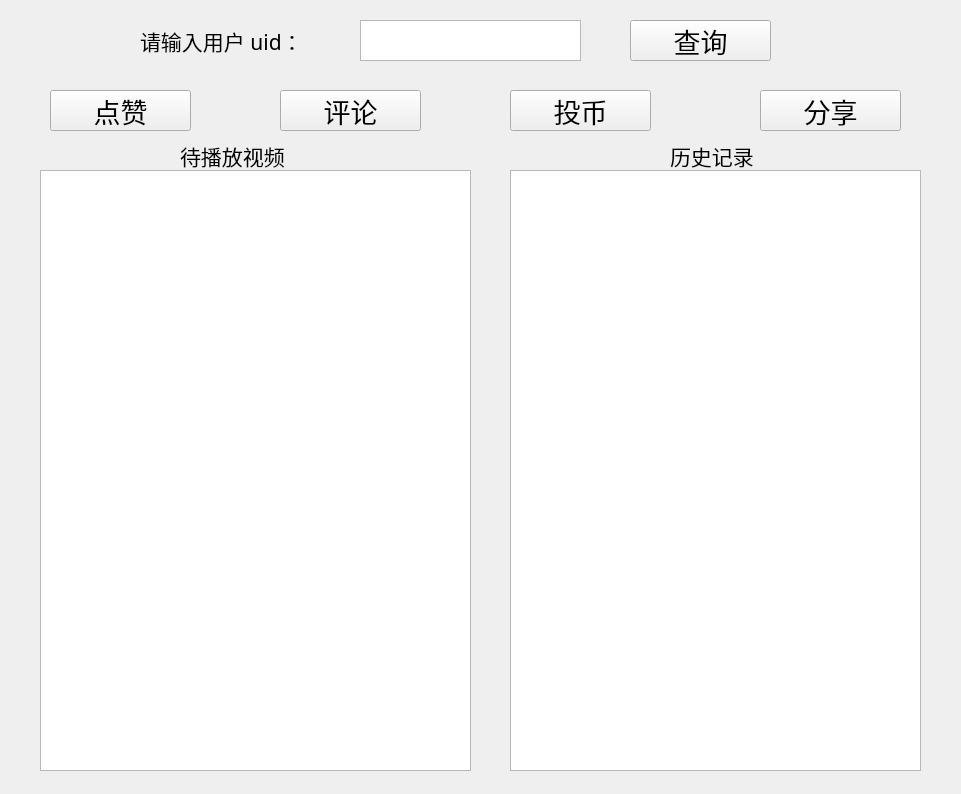
This is UI/UserLoginWnd_new.ui in ChromaticVizier/MainWnd.py as Qt 5 draws it before an edit. The edited form follows.
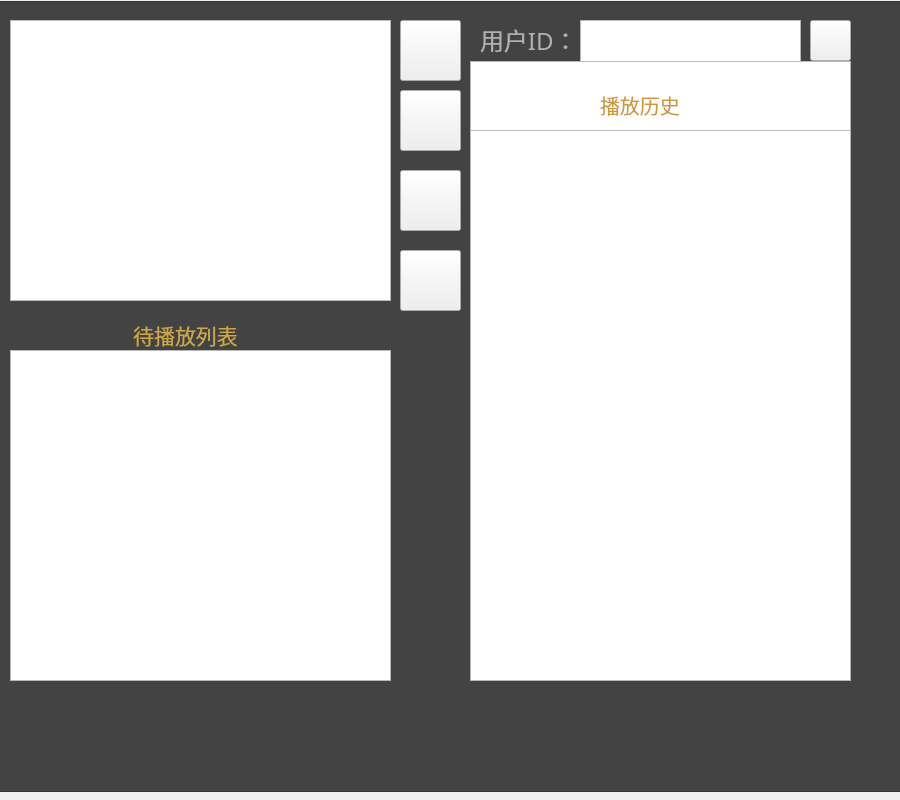
This is the edited form. Icons and pictures are not drawn.

What changed in the file:
```diff
--- a/UI/UserLoginWnd_new.ui
+++ b/UI/UserLoginWnd_new.ui
@@ -6,22 +6,34 @@
    <rect>
     <x>0</x>
     <y>0</y>
-    <width>961</width>
-    <height>794</height>
+    <width>900</width>
+    <height>800</height>
    </rect>
   </property>
+  <property name="minimumSize">
+   <size>
+    <width>900</width>
+    <height>800</height>
+   </size>
+  </property>
   <property name="windowTitle">
    <string>用户测试</string>
   </property>
   <widget class="QListWidget" name="listToPlay">
    <property name="geometry">
     <rect>
-     <x>40</x>
-     <y>170</y>
-     <width>431</width>
-     <height>601</height>
+     <x>10</x>
+     <y>350</y>
+     <width>381</width>
+     <height>331</height>
     </rect>
    </property>
+   <property name="minimumSize">
+    <size>
+     <width>1</width>
+     <height>0</height>
+    </size>
+   </property>
    <property name="font">
     <font>
      <family>宋体</family>
@@ -32,39 +44,48 @@
   <widget class="QLabel" name="label">
    <property name="geometry">
     <rect>
-     <x>140</x>
+     <x>480</x>
      <y>20</y>
-     <width>221</width>
+     <width>101</width>
      <height>41</height>
     </rect>
    </property>
    <property name="font">
     <font>
-     <family>隶书</family>
-     <pointsize>16</pointsize>
+     <family>黑体</family>
+     <pointsize>9</pointsize>
+     <weight>50</weight>
+     <italic>false</italic>
+     <bold>false</bold>
     </font>
    </property>
+   <property name="styleSheet">
+    <string notr="true">font: 9pt &quot;黑体&quot;;</string>
+   </property>
    <property name="text">
-    <string>请输入用户 uid：</string>
+    <string>&lt;html&gt;&lt;head/&gt;&lt;body&gt;&lt;p&gt;&lt;span style=&quot; font-size:18pt; color:#b0b0b0;&quot;&gt;用户ID：&lt;/span&gt;&lt;/p&gt;&lt;/body&gt;&lt;/html&gt;</string>
    </property>
   </widget>
   <widget class="QTextEdit" name="textEdit">
    <property name="geometry">
     <rect>
-     <x>360</x>
+     <x>580</x>
      <y>20</y>
      <width>221</width>
-     <height>41</height>
+     <height>61</height>
     </rect>
    </property>
+   <property name="styleSheet">
+    <string notr="true">font: 18pt &quot;Adobe Heiti Std&quot;;</string>
+   </property>
   </widget>
   <widget class="QListView" name="listHistory">
    <property name="geometry">
     <rect>
-     <x>510</x>
-     <y>170</y>
-     <width>411</width>
-     <height>601</height>
+     <x>470</x>
+     <y>130</y>
+     <width>381</width>
+     <height>551</height>
     </rect>
    </property>
    <property name="font">
@@ -77,27 +98,33 @@
   <widget class="QLabel" name="label_2">
    <property name="geometry">
     <rect>
-     <x>670</x>
-     <y>130</y>
+     <x>600</x>
+     <y>80</y>
      <width>121</width>
      <height>51</height>
     </rect>
    </property>
    <property name="font">
     <font>
-     <family>隶书</family>
-     <pointsize>16</pointsize>
+     <family>黑体</family>
+     <pointsize>15</pointsize>
+     <weight>50</weight>
+     <italic>false</italic>
+     <bold>false</bold>
     </font>
    </property>
+   <property name="styleSheet">
+    <string notr="true">font: 15pt &quot;黑体&quot;;</string>
+   </property>
    <property name="text">
-    <string>历史记录</string>
+    <string>&lt;html&gt;&lt;head/&gt;&lt;body&gt;&lt;p&gt;&lt;span style=&quot; color:#ce9738;&quot;&gt;播放历史&lt;/span&gt;&lt;/p&gt;&lt;/body&gt;&lt;/html&gt;</string>
    </property>
   </widget>
   <widget class="QLabel" name="label_3">
    <property name="geometry">
     <rect>
-     <x>180</x>
-     <y>130</y>
+     <x>110</x>
+     <y>310</y>
      <width>151</width>
      <height>51</height>
     </rect>
@@ -109,15 +136,19 @@
     </font>
    </property>
    <property name="text">
-    <string>待播放视频</string>
+    <string>&lt;!DOCTYPE HTML PUBLIC &quot;-//W3C//DTD HTML 4.0//EN&quot; &quot;http://www.w3.org/TR/REC-html40/strict.dtd&quot;&gt;
+&lt;html&gt;&lt;head&gt;&lt;meta name=&quot;qrichtext&quot; content=&quot;1&quot; /&gt;&lt;style type=&quot;text/css&quot;&gt;
+p, li { white-space: pre-wrap; }
+&lt;/style&gt;&lt;/head&gt;&lt;body style=&quot; font-family:'隶书'; font-size:16pt; font-weight:400; font-style:normal;&quot;&gt;
+&lt;p align=&quot;center&quot; style=&quot; margin-top:0px; margin-bottom:0px; margin-left:0px; margin-right:0px; -qt-block-indent:0; text-indent:0px;&quot;&gt;&lt;span style=&quot; font-family:'黑体'; color:#cea847;&quot;&gt;待播放列表&lt;/span&gt;&lt;/p&gt;&lt;/body&gt;&lt;/html&gt;</string>
    </property>
   </widget>
   <widget class="QPushButton" name="Query">
    <property name="geometry">
     <rect>
-     <x>630</x>
+     <x>810</x>
      <y>20</y>
-     <width>141</width>
+     <width>41</width>
      <height>41</height>
     </rect>
    </property>
@@ -127,17 +158,20 @@
      <pointsize>20</pointsize>
     </font>
    </property>
+   <property name="styleSheet">
+    <string notr="true">border-image: url(:/imagees/pic4.png);</string>
+   </property>
    <property name="text">
-    <string>查询</string>
+    <string/>
    </property>
   </widget>
   <widget class="QPushButton" name="Share">
    <property name="geometry">
     <rect>
-     <x>760</x>
-     <y>90</y>
-     <width>141</width>
-     <height>41</height>
+     <x>400</x>
+     <y>250</y>
+     <width>61</width>
+     <height>61</height>
     </rect>
    </property>
    <property name="font">
@@ -146,17 +180,20 @@
      <pointsize>20</pointsize>
     </font>
    </property>
+   <property name="styleSheet">
+    <string notr="true">border-image: url(:/imagees/pic8.png);</string>
+   </property>
    <property name="text">
-    <string>分享</string>
+    <string/>
    </property>
   </widget>
   <widget class="QPushButton" name="Comment">
    <property name="geometry">
     <rect>
-     <x>280</x>
+     <x>400</x>
      <y>90</y>
-     <width>141</width>
-     <height>41</height>
+     <width>61</width>
+     <height>61</height>
     </rect>
    </property>
    <property name="font">
@@ -165,17 +202,20 @@
      <pointsize>20</pointsize>
     </font>
    </property>
+   <property name="styleSheet">
+    <string notr="true">border-image: url(:/imagees/pic6.png);</string>
+   </property>
    <property name="text">
-    <string>评论</string>
+    <string/>
    </property>
   </widget>
   <widget class="QPushButton" name="Praise">
    <property name="geometry">
     <rect>
-     <x>50</x>
-     <y>90</y>
-     <width>141</width>
-     <height>41</height>
+     <x>400</x>
+     <y>20</y>
+     <width>61</width>
+     <height>61</height>
     </rect>
    </property>
    <property name="font">
@@ -184,17 +224,20 @@
      <pointsize>20</pointsize>
     </font>
    </property>
+   <property name="styleSheet">
+    <string notr="true">border-image: url(:/imagees/pic5.png);</string>
+   </property>
    <property name="text">
-    <string>点赞</string>
+    <string/>
    </property>
   </widget>
   <widget class="QPushButton" name="Coin">
    <property name="geometry">
     <rect>
-     <x>510</x>
-     <y>90</y>
-     <width>141</width>
-     <height>41</height>
+     <x>400</x>
+     <y>170</y>
+     <width>61</width>
+     <height>61</height>
     </rect>
    </property>
    <property name="font">
@@ -203,10 +246,66 @@
      <pointsize>20</pointsize>
     </font>
    </property>
+   <property name="styleSheet">
+    <string notr="true">border-image: url(:/imagees/pic7.png);</string>
+   </property>
    <property name="text">
-    <string>投币</string>
+    <string/>
    </property>
   </widget>
+  <widget class="QGraphicsView" name="graphicsView">
+   <property name="geometry">
+    <rect>
+     <x>-5</x>
+     <y>1</y>
+     <width>971</width>
+     <height>791</height>
+    </rect>
+   </property>
+   <property name="styleSheet">
+    <string notr="true">background-color: rgb(67, 67, 67);</string>
+   </property>
+  </widget>
+  <widget class="QGraphicsView" name="graphicsView_2">
+   <property name="geometry">
+    <rect>
+     <x>10</x>
+     <y>20</y>
+     <width>381</width>
+     <height>281</height>
+    </rect>
+   </property>
+   <property name="styleSheet">
+    <string notr="true">border-image: url(:/imagees/pic9.png);</string>
+   </property>
+  </widget>
+  <widget class="QGraphicsView" name="graphicsView_3">
+   <property name="geometry">
+    <rect>
+     <x>470</x>
+     <y>61</y>
+     <width>381</width>
+     <height>191</height>
+    </rect>
+   </property>
+   <property name="styleSheet">
+    <string notr="true">background-image: url(:/imagees/background4.png);</string>
+   </property>
+  </widget>
+  <zorder>graphicsView</zorder>
+  <zorder>textEdit</zorder>
+  <zorder>graphicsView_3</zorder>
+  <zorder>listToPlay</zorder>
+  <zorder>label</zorder>
+  <zorder>listHistory</zorder>
+  <zorder>label_2</zorder>
+  <zorder>label_3</zorder>
+  <zorder>Query</zorder>
+  <zorder>Share</zorder>
+  <zorder>Comment</zorder>
+  <zorder>Praise</zorder>
+  <zorder>Coin</zorder>
+  <zorder>graphicsView_2</zorder>
  </widget>
  <resources/>
  <connections>
```
Left out of the diff: 36 changed lines with no effect on the pictures.
